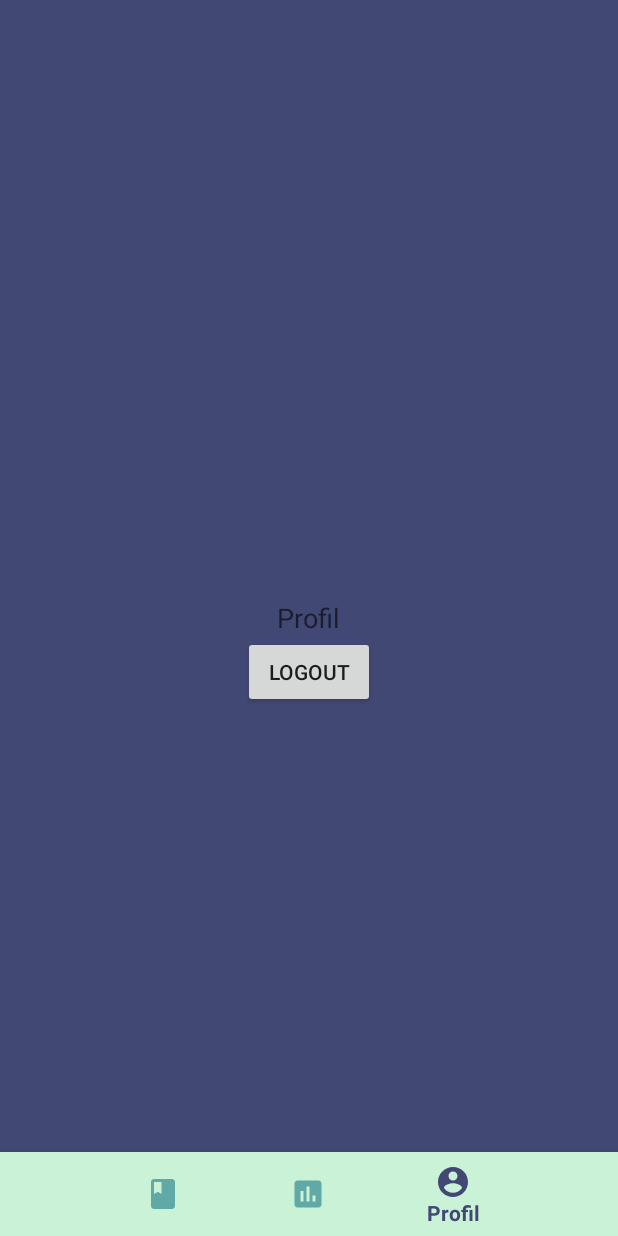
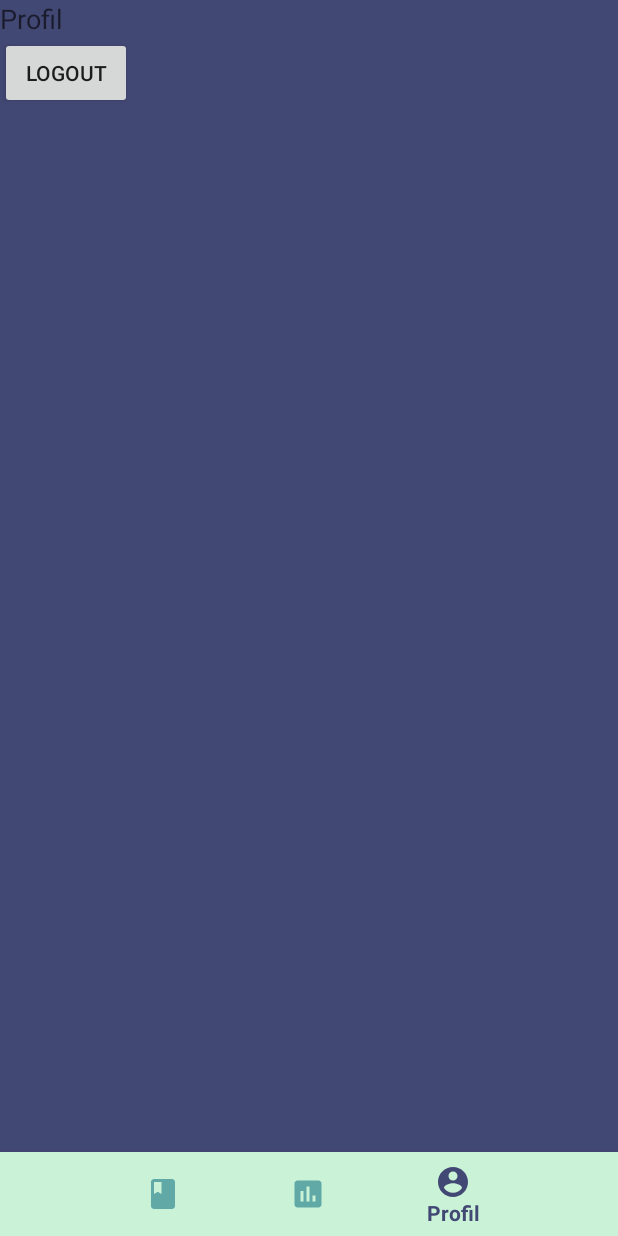
Before and after one commit to agrifaldy/LifeFit, an Android app: the screen it shows after launch once a user with an empty profile is signed in (MainActivity), item 3 of the bottom bar chosen, on a phone screen of 412 x 824 dp. Run offline under Robolectric (Android 15) with nearby library versions, the phone set to English and light mode, and no system bars; our stand-ins replace Firebase (no records; nobody signed in at launch, a user with empty details on screens opened directly).

Commit message:
Update fragment_profil.xml

```diff
--- a/app/src/main/res/layout/fragment_profil.xml
+++ b/app/src/main/res/layout/fragment_profil.xml
@@ -1,5 +1,5 @@
 <?xml version="1.0" encoding="utf-8"?>
-<RelativeLayout xmlns:android="http://schemas.android.com/apk/res/android"
+<LinearLayout xmlns:android="http://schemas.android.com/apk/res/android"
     xmlns:tools="http://schemas.android.com/tools"
     android:layout_width="match_parent"
     android:layout_height="match_parent"
@@ -24,4 +24,4 @@
         android:layout_below="@id/tv_profil"
         android:layout_centerInParent="true" />
 
-</RelativeLayout>
+</LinearLayout>
```
